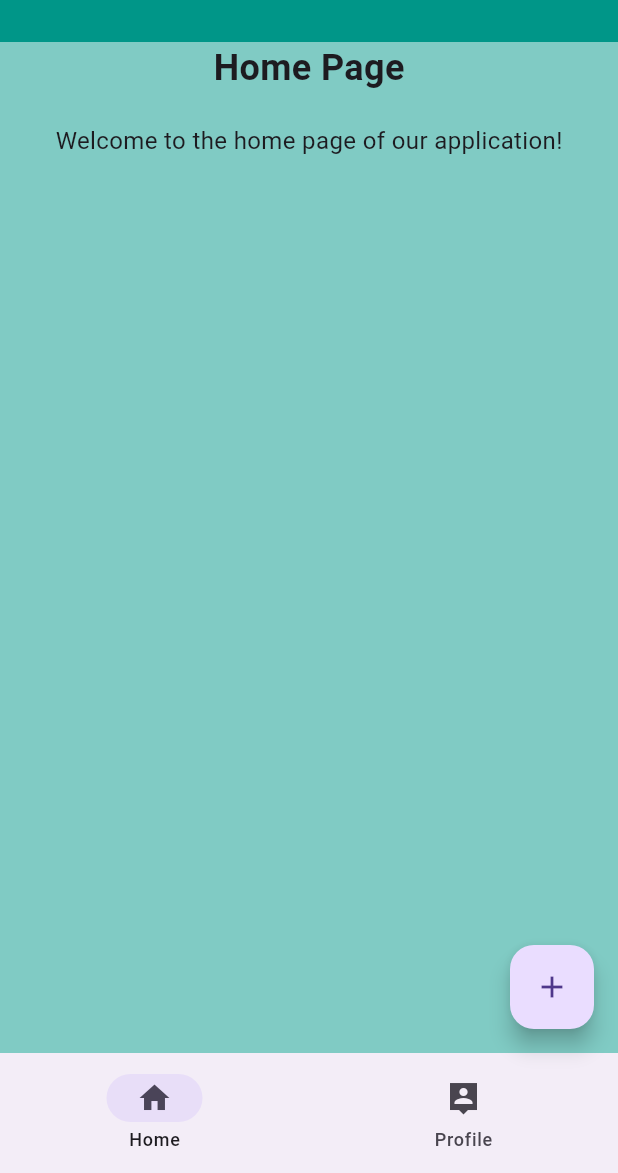
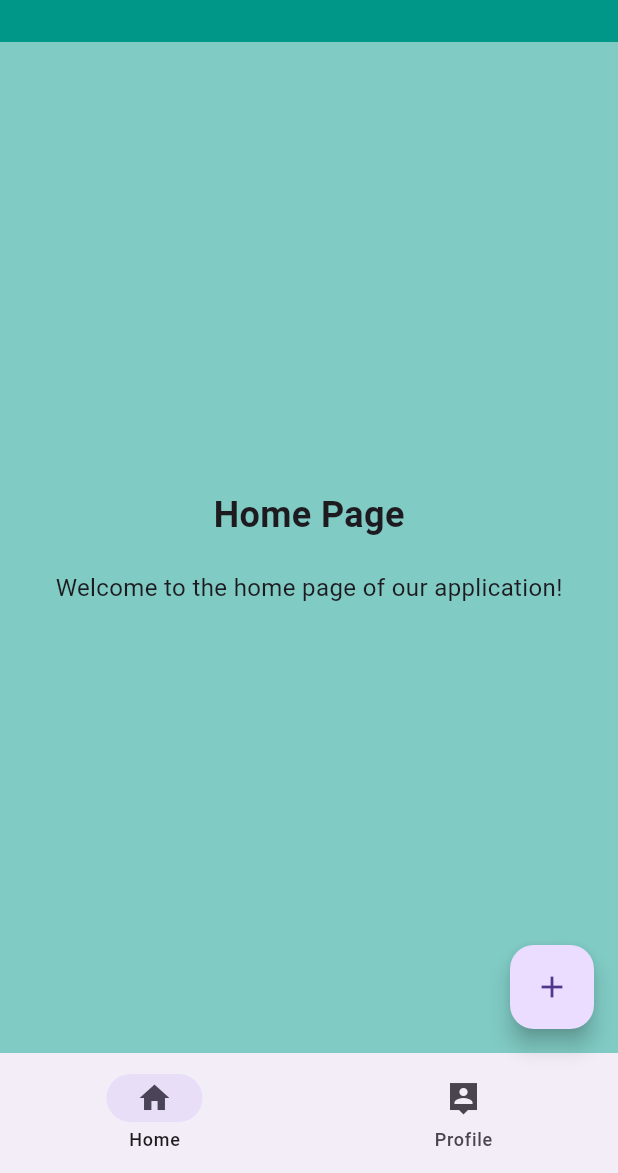
Before and after one commit to syash5/flutter-sample, a Flutter app: the screen it shows after launch, on a phone screen of 412 x 824 dp, the part 63-1236 px from its top. Run offline on Flutter 3.47's test engine with Material 3 defaults, Android fonts, the phone set to English and light mode, and no system bars.

Commit message:
Minor Changes

```diff
--- a/lib/feature/homepage/home_page.dart
+++ b/lib/feature/homepage/home_page.dart
@@ -13,6 +13,7 @@ class _HomePageState extends State<HomePage> {
   Widget build(BuildContext context) {
     return Center(
       child: const Column(
+        mainAxisAlignment: MainAxisAlignment.center,
         children: [
           Text(
             'Home Page',
--- a/lib/feature/profilepage/profile_page.dart
+++ b/lib/feature/profilepage/profile_page.dart
@@ -14,6 +14,7 @@ class _ProfilePageState extends State<ProfilePage> {
   Widget build(BuildContext context) {
     return Center(
       child: const Column(
+        mainAxisAlignment: MainAxisAlignment.center,
         children: [
           Text(
             'Profile Page',
@@ -24,7 +25,7 @@ class _ProfilePageState extends State<ProfilePage> {
             'Welcome to the profile page of our application!',
             style: TextStyle(fontSize: 16),
           ),
-          Image(image: AssetImage('assets/images/bg.jpg')),
+          // Image(image: AssetImage('assets/images/bg.jpg')),
         ],
       ),
     );
```
